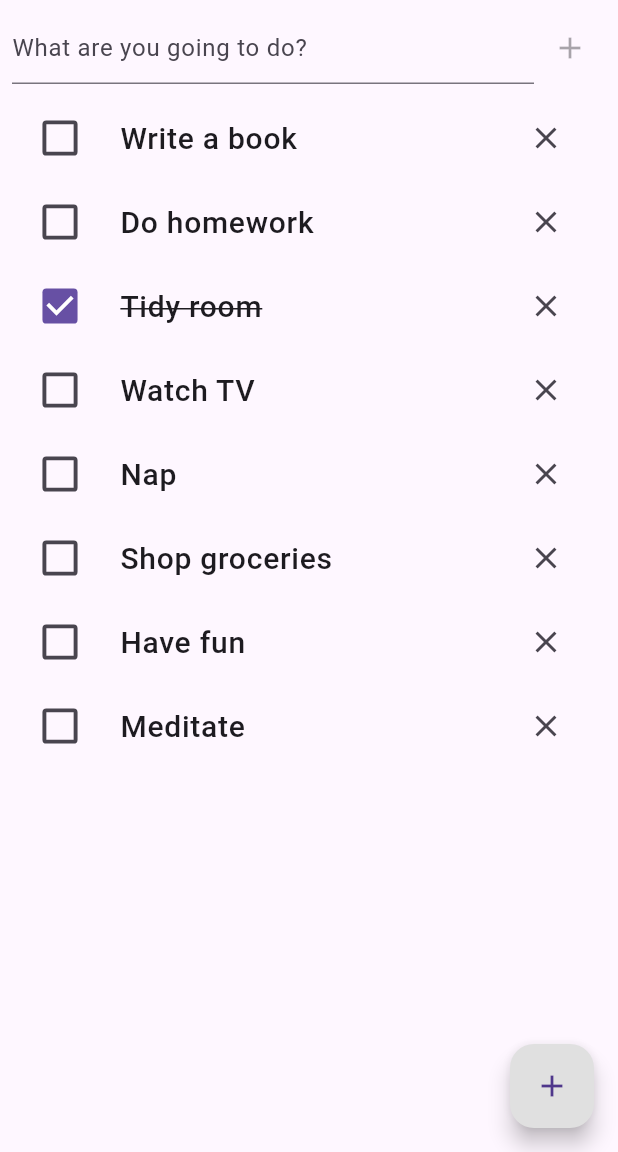
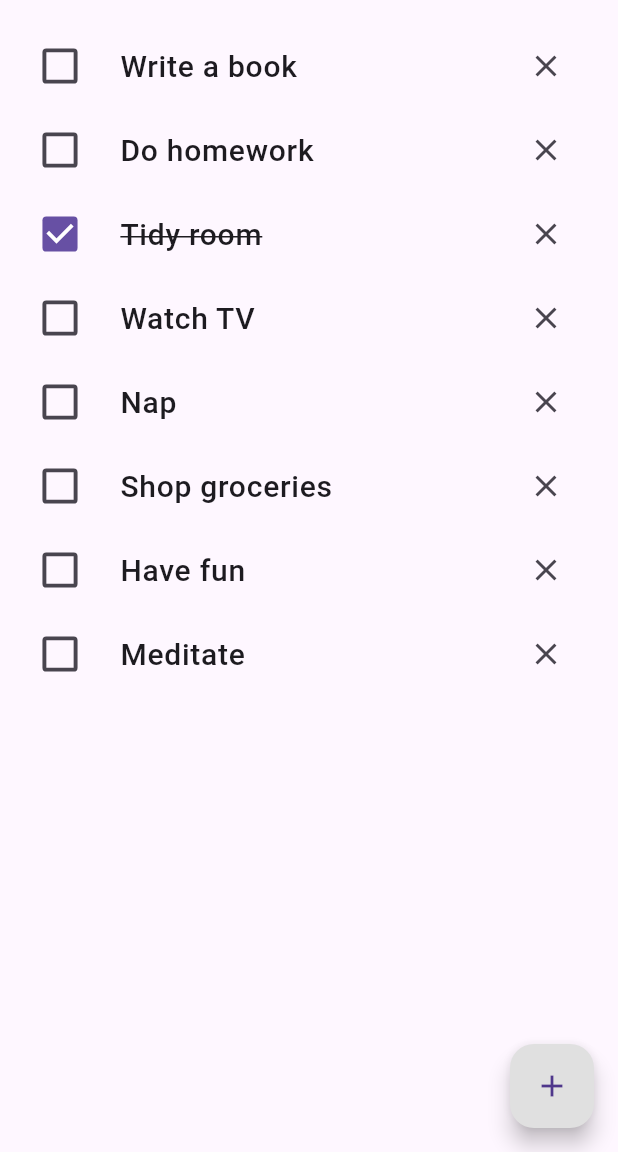
Before and after one commit to gu-tig333-ht24/gusgylllu, a Flutter app: the screen it shows after launch, on a phone screen of 412 x 824 dp, the part 84-1236 px from its top. Run offline on Flutter 3.47's test engine with Material 3 defaults, Android fonts, the phone set to English and light mode, and no system bars.

Commit message:
completely finished with step 1 of assignment, will build up second window in step 2 when plus button is pressed, thus opening the second window allowing for users to add another todo item

```diff
--- a/lib/main.dart
+++ b/lib/main.dart
@@ -69,22 +69,6 @@ class _TodoListState extends State<TodoList> {
         children: [
           Padding(
             padding: const EdgeInsets.all(8.0),
-            child: Row(
-              children: [
-                Expanded(
-                  child: TextField(
-                    controller: _controller,
-                    decoration: const InputDecoration(
-                      hintText: 'What are you going to do?',
-                    ),
-                  ),
-                ),
-                IconButton(
-                  icon: const Icon(Icons.add),
-                  onPressed: null,//will call a function to add todo item to list.
-                ),
-              ],
-            ),
           ),
           Expanded(
             child: ListView.builder(
```
